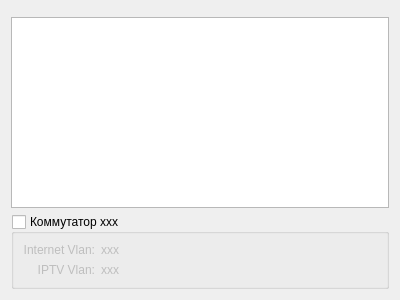
Before: the Qt Designer form Pages/devicelistpagewidget.ui in cwlan2016/access-manager, drawn with Qt 5.
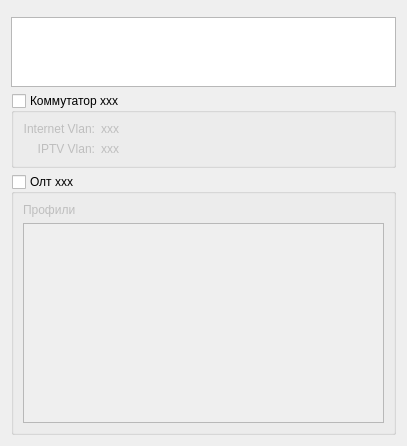
After: the same form once the commit is applied. Icons and pictures are not drawn. Custom widgets are drawn as their Qt base class.

The edit to the form file:
```diff
--- a/Pages/devicelistpagewidget.ui
+++ b/Pages/devicelistpagewidget.ui
@@ -6,8 +6,8 @@
    <rect>
     <x>0</x>
     <y>0</y>
-    <width>400</width>
-    <height>300</height>
+    <width>407</width>
+    <height>424</height>
    </rect>
   </property>
   <property name="windowTitle">
@@ -107,6 +107,38 @@
      </layout>
     </widget>
    </item>
+   <item>
+    <widget class="QGroupBox" name="profileInfoGroupBox">
+     <property name="title">
+      <string>Олт xxx</string>
+     </property>
+     <property name="checkable">
+      <bool>true</bool>
+     </property>
+     <property name="checked">
+      <bool>false</bool>
+     </property>
+     <layout class="QVBoxLayout" name="verticalLayout_2">
+      <item>
+       <widget class="QLabel" name="profileOltLabel">
+        <property name="text">
+         <string>Профили</string>
+        </property>
+       </widget>
+      </item>
+      <item>
+       <widget class="QTableView" name="profileOltTableView">
+        <property name="minimumSize">
+         <size>
+          <width>0</width>
+          <height>200</height>
+         </size>
+        </property>
+       </widget>
+      </item>
+     </layout>
+    </widget>
+   </item>
   </layout>
   <action name="addDeviceAction">
    <property name="icon">
```
